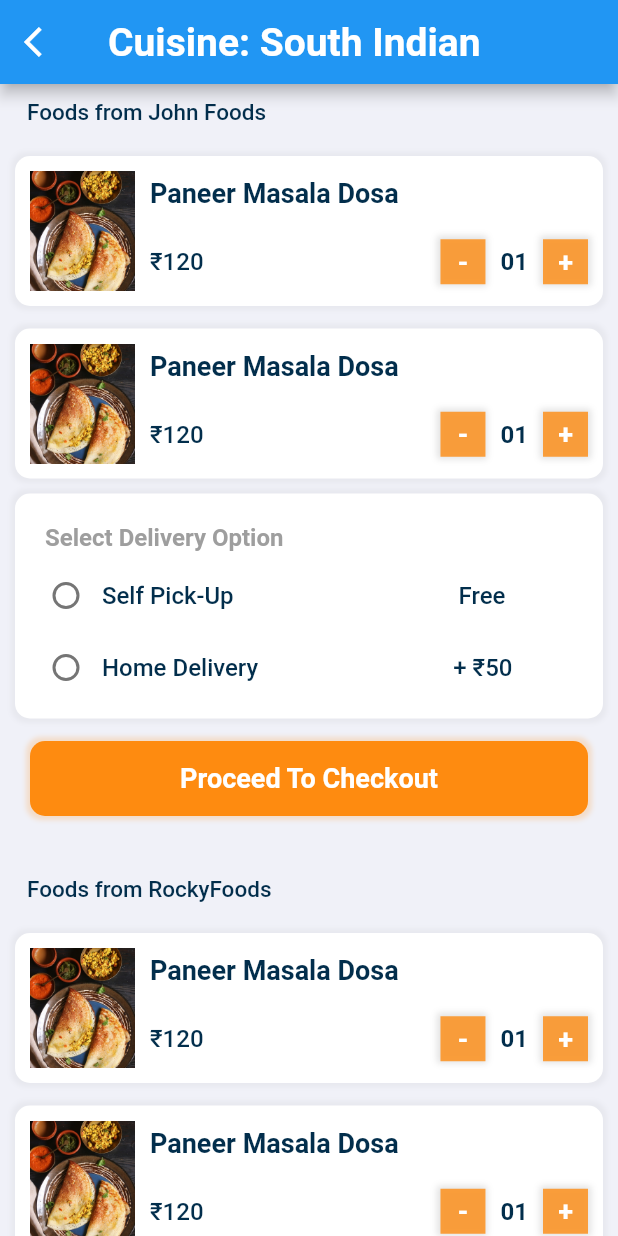
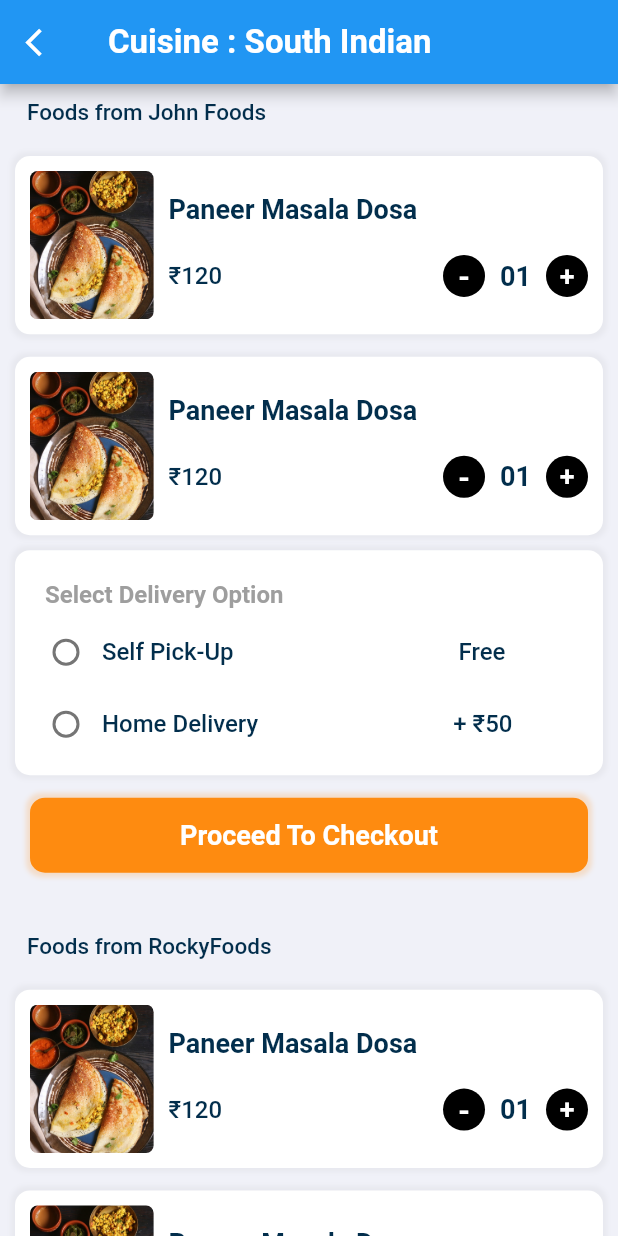
Before and after one commit to shuva-shree/cozina, a Flutter app: the FoodScreen screen opened directly, after a tap on an icon or button, on a phone screen of 412 x 824 dp. Run offline on Flutter 3.47's test engine with Material 2 defaults, Android fonts, the phone set to English and light mode, and no system bars; our stand-ins replace bottom_navy_bar, carousel_slider, dots_indicator, fluttertoast, getwidget; missing offline and left inert: cupertino_stepper; project files that could hold a hidden picture were left out.

Commit message:
Revised UI again

```diff
--- a/lib/constants/constants.dart
+++ b/lib/constants/constants.dart
@@ -151,6 +151,18 @@ TextStyle greyColor15MediumTextStyle = TextStyle(
 TextStyle whiteColor15BoldTextStyle = TextStyle(
   color: whiteColor,
   fontSize: 15,
+  fontWeight: FontWeight.w700,
+);
+
+TextStyle whiteColor22BoldTextStyle = TextStyle(
+  color: whiteColor,
+  fontSize: 22,
+  fontWeight: FontWeight.w700,
+);
+
+TextStyle whiteColor24BoldTextStyle = TextStyle(
+  color: whiteColor,
+  fontSize: 24,
   fontWeight: FontWeight.w700,
 );
 
--- a/lib/screens/cart/cart_details.dart
+++ b/lib/screens/cart/cart_details.dart
@@ -23,13 +23,14 @@ class _CartDetailsState extends State<CartDetails> {
           onPressed: () => Navigator.pop(context),
           icon: Icon(
             Icons.arrow_back_ios,
+            size: 22,
           ),
         ),
         title: Padding(
           padding: const EdgeInsets.only(right: 20),
           child: Text(
-            "Cuisine: South Indian",
-            style: whiteColor26BoldTextStyle,
+            "Cuisine : South Indian",
+            style: whiteColor22BoldTextStyle,
           ),
         ),
       ),
@@ -108,13 +109,14 @@ class _CartDetailsState extends State<CartDetails> {
           Row(
             children: [
               Container(
-                width: 70,
-                height: 80,
-                child: Image.asset(
-                  'assets/images/image16.jpg',
-                  height: 70,
-                  width: 80,
-                  fit: BoxFit.cover,
+                height: MediaQuery.of(context).size.height * 0.12,
+                width: MediaQuery.of(context).size.width * 0.2,
+                decoration: BoxDecoration(
+                  borderRadius: BorderRadius.circular(5.0),
+                  image: DecorationImage(
+                    image: AssetImage("assets/images/image16.jpg"),
+                    fit: BoxFit.cover,
+                  ),
                 ),
               ),
               widthSpace,
@@ -149,20 +151,21 @@ class _CartDetailsState extends State<CartDetails> {
                           children: [
                             Container(
                               decoration: BoxDecoration(
-                                boxShadow: [
-                                  BoxShadow(
-                                      color: greyColor.withOpacity(0.3),
-                                      spreadRadius: 2,
-                                      blurRadius: 3),
-                                ],
-                                color: primaryColor.withOpacity(0.8),
+                                shape: BoxShape.circle,
+                                // boxShadow: [
+                                //   BoxShadow(
+                                //       color: greyColor.withOpacity(0.3),
+                                //       spreadRadius: 2,
+                                //       blurRadius: 3),
+                                // ],
+                                color: blackColor,
                               ),
                               alignment: Alignment.center,
-                              height: 30,
-                              width: 30,
+                              height: 28,
+                              width: 28,
                               child: Text(
                                 "-",
-                                style: whiteColor18BoldTextStyle,
+                                style: whiteColor20BoldTextStyle,
                               ),
                             ),
                             SizedBox(
@@ -170,24 +173,25 @@ class _CartDetailsState extends State<CartDetails> {
                             ),
                             Text(
                               "01",
-                              style: darkBlueColor16SemiBoldTextStyle,
+                              style: darkBlueColor18SemiBoldTextStyle,
                             ),
                             SizedBox(
                               width: 10,
                             ),
                             Container(
                               decoration: BoxDecoration(
-                                boxShadow: [
-                                  BoxShadow(
-                                      color: greyColor.withOpacity(0.3),
-                                      spreadRadius: 2,
-                                      blurRadius: 3),
-                                ],
-                                color: primaryColor.withOpacity(0.8),
+                                shape: BoxShape.circle,
+                                // boxShadow: [
+                                //   BoxShadow(
+                                //       color: greyColor.withOpacity(0.3),
+                                //       spreadRadius: 2,
+                                //       blurRadius: 3),
+                                // ],
+                                color: blackColor,
                               ),
                               alignment: Alignment.center,
-                              height: 30,
-                              width: 30,
+                              height: 28,
+                              width: 28,
                               child: Text(
                                 "+",
                                 style: whiteColor18BoldTextStyle,
--- a/lib/screens/cart/checkout.dart
+++ b/lib/screens/cart/checkout.dart
@@ -22,13 +22,14 @@ class _CheckoutScreenState extends State<CheckoutScreen> {
           onPressed: () => Navigator.pop(context),
           icon: Icon(
             Icons.arrow_back_ios,
+            size: 22,
           ),
         ),
         title: Padding(
           padding: const EdgeInsets.only(right: 20),
           child: Text(
             "Checkout : John Foods",
-            style: whiteColor20BoldTextStyle,
+            style: whiteColor22BoldTextStyle,
           ),
         ),
       ),
--- a/lib/screens/food_screen/food_screen.dart
+++ b/lib/screens/food_screen/food_screen.dart
@@ -1,6 +1,7 @@
 import 'package:cozina/constants/constants.dart';
 import 'package:cozina/screens/cart/cart_details.dart';
 import 'package:cozina/screens/payment/payment_waiting.dart';
+import 'package:cozina/widgets/carousel_slider.dart';
 import 'package:cozina/widgets/column_builder.dart';
 import 'package:flutter/material.dart';
 import 'package:getwidget/getwidget.dart';
@@ -45,12 +46,13 @@ class _FoodScreenState extends State<FoodScreen> {
         iconTheme: IconThemeData(color: whiteColor),
         title: Text(
           "Food Item",
-          style: whiteColor26BoldTextStyle,
+          style: whiteColor22BoldTextStyle,
         ),
         leading: IconButton(
           onPressed: () => Navigator.pop(context),
           icon: Icon(
             Icons.arrow_back_ios,
+            size: 22,
           ),
         ),
         actions: [
@@ -66,33 +68,34 @@ class _FoodScreenState extends State<FoodScreen> {
             EdgeInsets.symmetric(horizontal: fixPadding, vertical: fixPadding),
         child: ListView(
           children: [
-            GFCarousel(
-              passiveIndicator: whiteColor,
-              activeIndicator: primaryColor,
-              pagination: true,
-              enableInfiniteScroll: true,
-              pagerSize: 6,
-              height: 250,
-              scrollDirection: Axis.horizontal,
-              items: imageList.map(
-                (url) {
-                  return Container(
-                    width: MediaQuery.of(context).size.width,
-                    margin: EdgeInsets.all(8.0),
-                    child: ClipRRect(
-                      borderRadius: BorderRadius.all(Radius.circular(5.0)),
-                      child: Image.asset(url, fit: BoxFit.fill, width: 1400.0),
-                    ),
-                  );
-                },
-              ).toList(),
-              onPageChanged: (index) {
-                setState(() {
-                  // ignore: unnecessary_statements
-                  index;
-                });
-              },
-            ),
+            CustomIndicator(),
+            // GFCarousel(
+            //   passiveIndicator: whiteColor,
+            //   activeIndicator: primaryColor,
+            //   pagination: true,
+            //   enableInfiniteScroll: true,
+            //   pagerSize: 6,
+            //   height: 250,
+            //   scrollDirection: Axis.horizontal,
+            //   items: imageList.map(
+            //     (url) {
+            //       return Container(
+            //         width: MediaQuery.of(context).size.width,
+            //         margin: EdgeInsets.all(8.0),
+            //         child: ClipRRect(
+            //           borderRadius: BorderRadius.all(Radius.circular(5.0)),
+            //           child: Image.asset(url, fit: BoxFit.fill, width: 1400.0),
+            //         ),
+            //       );
+            //     },
+            //   ).toList(),
+            //   onPageChanged: (index) {
+            //     setState(() {
+            //       // ignore: unnecessary_statements
+            //       index;
+            //     });
+            //   },
+            // ),
             heightSpace,
             Text(
               "Paneer Masala Dosa",
@@ -205,8 +208,18 @@ class _FoodScreenState extends State<FoodScreen> {
   }
 
   availableItem() {
-    return Card(
-      elevation: 2,
+    return Container(
+      decoration: BoxDecoration(
+        color: whiteColor,
+        borderRadius: BorderRadius.circular(10.0),
+        boxShadow: [
+          BoxShadow(
+            color: greyColor.withOpacity(0.1),
+            spreadRadius: 2.5,
+            blurRadius: 2.5,
+          ),
+        ],
+      ),
       child: Column(
         children: [
           Container(
@@ -304,9 +317,9 @@ class _FoodScreenState extends State<FoodScreen> {
         final item = reviewsList[index];
         return Padding(
           padding: const EdgeInsets.fromLTRB(
-            fixPadding * 2.0,
+            fixPadding,
             0.0,
-            fixPadding * 2.0,
+            fixPadding,
             fixPadding * 2.0,
           ),
           child: Container(
@@ -430,14 +443,16 @@ class _FoodScreenState extends State<FoodScreen> {
               padding: const EdgeInsets.only(left: 16),
               child: Text(
                 '\u{20B9}${120}',
-                style: darkBlueColor20SemiBoldTextStyle,
+                style: whiteColor22BoldTextStyle,
               ),
             ),
             Padding(
               padding: const EdgeInsets.only(right: fixPadding),
               child: Container(
+                padding: EdgeInsets.symmetric(horizontal: 8),
                 decoration: BoxDecoration(
-                  color: primaryColor,
+                  color: whiteColor,
+                  borderRadius: BorderRadius.circular(20),
                   // boxShadow: [
                   //   BoxShadow(
                   //       color: blackColor.withOpacity(0.4),
@@ -446,11 +461,11 @@ class _FoodScreenState extends State<FoodScreen> {
                   // ],
                 ),
                 alignment: Alignment.center,
-                height: 37,
-                width: 120,
+                height: 40,
+                width: 130,
                 child: Text(
                   'Add To Cart',
-                  style: whiteColor20BoldTextStyle,
+                  style: primaryColor20SemiBoldTextStyle,
                 ),
               ),
             )
--- a/lib/screens/payment/payment_success.dart
+++ b/lib/screens/payment/payment_success.dart
@@ -19,13 +19,14 @@ class PaymentSuccess extends StatelessWidget {
           onPressed: () => Navigator.pop(context),
           icon: Icon(
             Icons.arrow_back_ios,
+            size: 22,
           ),
         ),
         title: Padding(
           padding: EdgeInsets.only(right: 20),
           child: Text(
             "Payment Success",
-            style: whiteColor26BoldTextStyle,
+            style: whiteColor22BoldTextStyle,
           ),
         ),
       ),
--- /dev/null
+++ b/lib/widgets/carousel_slider.dart
@@ -0,0 +1,66 @@
+import 'package:carousel_slider/carousel_slider.dart';
+import 'package:flutter/material.dart';
+
+class CustomIndicator extends StatefulWidget {
+  @override
+  State<StatefulWidget> createState() {
+    return CustomIndicatorState();
+  }
+}
+
+class CustomIndicatorState extends State<CustomIndicator> {
+  int currentPos = 0;
+  List<String> listPaths = [
+    "assets/images/image7.jpg",
+    "assets/images/image8.jpg",
+    "assets/images/image9.jpg",
+    "assets/images/image7.jpg",
+    "assets/images/image8.jpg",
+    "assets/images/image9.jpg",
+  ];
+
+  @override
+  Widget build(BuildContext context) {
+    return Expanded(
+      child: Column(mainAxisAlignment: MainAxisAlignment.center, children: [
+        CarouselSlider.builder(
+          itemCount: listPaths.length,
+          options: CarouselOptions(
+              aspectRatio: 16 / 12,
+              autoPlay: true,
+              onPageChanged: (index, reason) {
+                setState(() {
+                  currentPos = index;
+                });
+              }),
+          itemBuilder: (context, index, _) {
+            return Container(
+                width: 600,
+                margin: EdgeInsets.symmetric(horizontal: 5),
+                child: FittedBox(
+                  fit: BoxFit.fill,
+                  child: Image.asset(listPaths[index]),
+                ));
+          },
+        ),
+        Row(
+          mainAxisAlignment: MainAxisAlignment.center,
+          children: listPaths.map((url) {
+            int index = listPaths.indexOf(url);
+            return Container(
+              width: 8.0,
+              height: 8.0,
+              margin: EdgeInsets.symmetric(vertical: 10.0, horizontal: 2.0),
+              decoration: BoxDecoration(
+                shape: BoxShape.circle,
+                color: currentPos == index
+                    ? Color.fromRGBO(0, 0, 0, 0.9)
+                    : Color.fromRGBO(0, 0, 0, 0.4),
+              ),
+            );
+          }).toList(),
+        ),
+      ]),
+    );
+  }
+}
```
Also changed, not shown: lib/screens/orders/review_order.dart (+10 -7 lines), lib/screens/payment/payment_waiting.dart (+4 -4 lines), lib/screens/search_screen.dart/search_screen.dart (+25 -6 lines).
